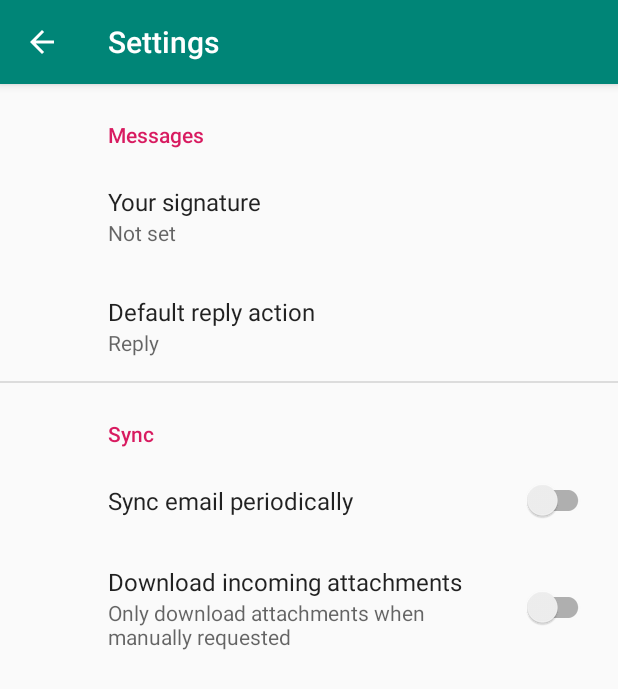
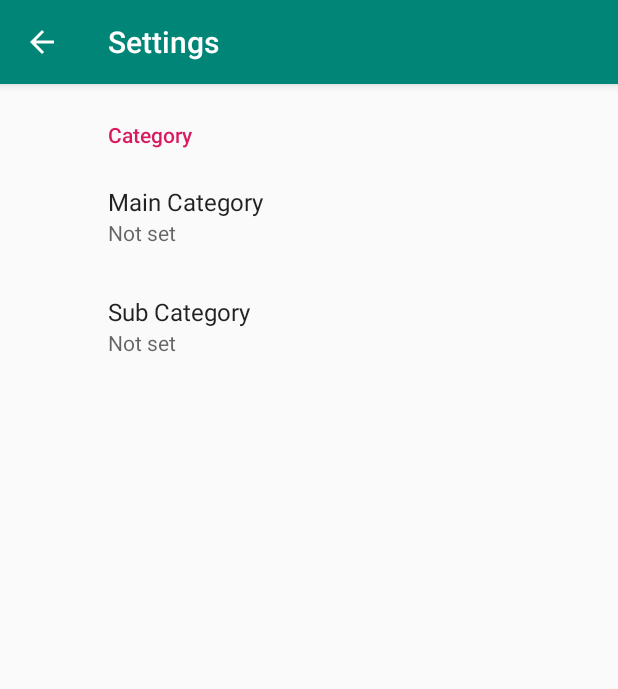
Before and after one commit to Yunato/MyAnkiCard, an Android app: the SettingsActivity screen opened directly, with no data from a screen before it, on a phone screen of 412 x 824 dp. Shown: the top 689 px of the screen. Run offline under Robolectric (Android 15) with nearby library versions, the phone set to English and light mode, and no system bars; our stand-ins replace androidx.preference.

Commit message:
Fix setting item at SettingActivity

```diff
--- a/app/src/main/java/io/github/yunato/myankicard/ui/activity/SettingsActivity.kt
+++ b/app/src/main/java/io/github/yunato/myankicard/ui/activity/SettingsActivity.kt
@@ -1,5 +1,7 @@
 package io.github.yunato.myankicard.ui.activity
 
+import android.content.Context
+import android.content.Intent
 import android.os.Bundle
 import androidx.appcompat.app.AppCompatActivity
 import androidx.preference.PreferenceFragmentCompat
@@ -22,4 +24,8 @@ class SettingsActivity : AppCompatActivity() {
             setPreferencesFromResource(R.xml.root_preferences, rootKey)
         }
     }
+
+    companion object {
+        fun intent(context: Context): Intent = Intent(context, SettingsActivity::class.java)
+    }
 }
--- a/app/src/main/res/values/strings.xml
+++ b/app/src/main/res/values/strings.xml
@@ -32,16 +32,9 @@
     <string name="title_activity_settings">Settings</string>
 
     <!-- Preference Titles -->
-    <string name="messages_header">Messages</string>
-    <string name="sync_header">Sync</string>
+    <string name="category_header">Category</string>
 
     <!-- Messages Preferences -->
-    <string name="signature_title">Your signature</string>
-    <string name="reply_title">Default reply action</string>
-
-    <!-- Sync Preferences -->
-    <string name="sync_title">Sync email periodically</string>
-    <string name="attachment_title">Download incoming attachments</string>
-    <string name="attachment_summary_on">Automatically download attachments for incoming emails</string>
-    <string name="attachment_summary_off">Only download attachments when manually requested</string>
+    <string name="main_category_title">Main Category</string>
+    <string name="sub_category_title">Sub Category</string>
 </resources>
--- a/app/src/main/res/xml/root_preferences.xml
+++ b/app/src/main/res/xml/root_preferences.xml
@@ -18,37 +18,18 @@
         xmlns:app="http://schemas.android.com/apk/res-auto">
 
     <PreferenceCategory
-            app:title="@string/messages_header">
+            app:title="@string/category_header">
 
-        <EditTextPreference
-                app:key="signature"
-                app:title="@string/signature_title"
+        <ListPreference
+                app:key="main_category"
+                app:title="@string/main_category_title"
                 app:useSimpleSummaryProvider="true"/>
 
         <ListPreference
-                app:key="reply"
-                app:title="@string/reply_title"
-                app:entries="@array/reply_entries"
-                app:entryValues="@array/reply_values"
-                app:defaultValue="reply"
+                app:key="sub_category"
+                app:title="@string/sub_category_title"
                 app:useSimpleSummaryProvider="true"/>
 
     </PreferenceCategory>
 
-    <PreferenceCategory
-            app:title="@string/sync_header">
-
-        <SwitchPreferenceCompat
-                app:key="sync"
-                app:title="@string/sync_title"/>
-
-        <SwitchPreferenceCompat
-                app:key="attachment"
-                app:title="@string/attachment_title"
-                app:summaryOn="@string/attachment_summary_on"
-                app:summaryOff="@string/attachment_summary_off"
-                app:dependency="sync"/>
-
-    </PreferenceCategory>
-
 </androidx.preference.PreferenceScreen>
```
